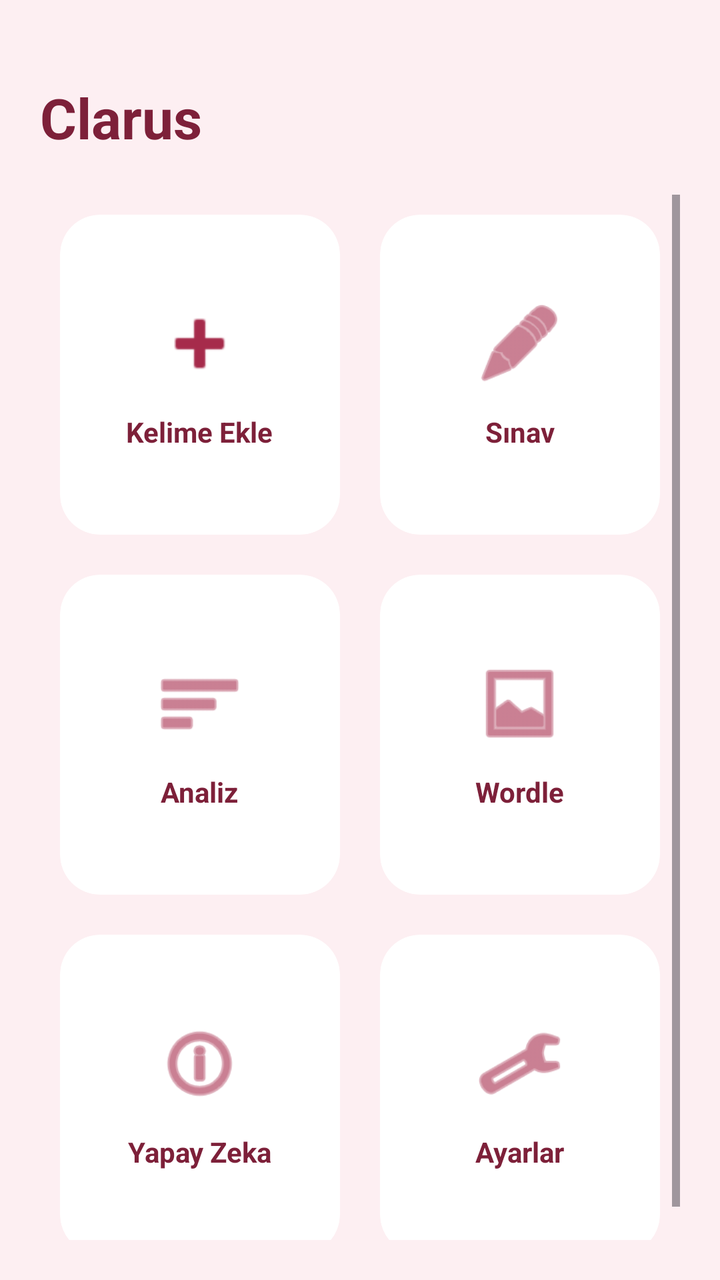
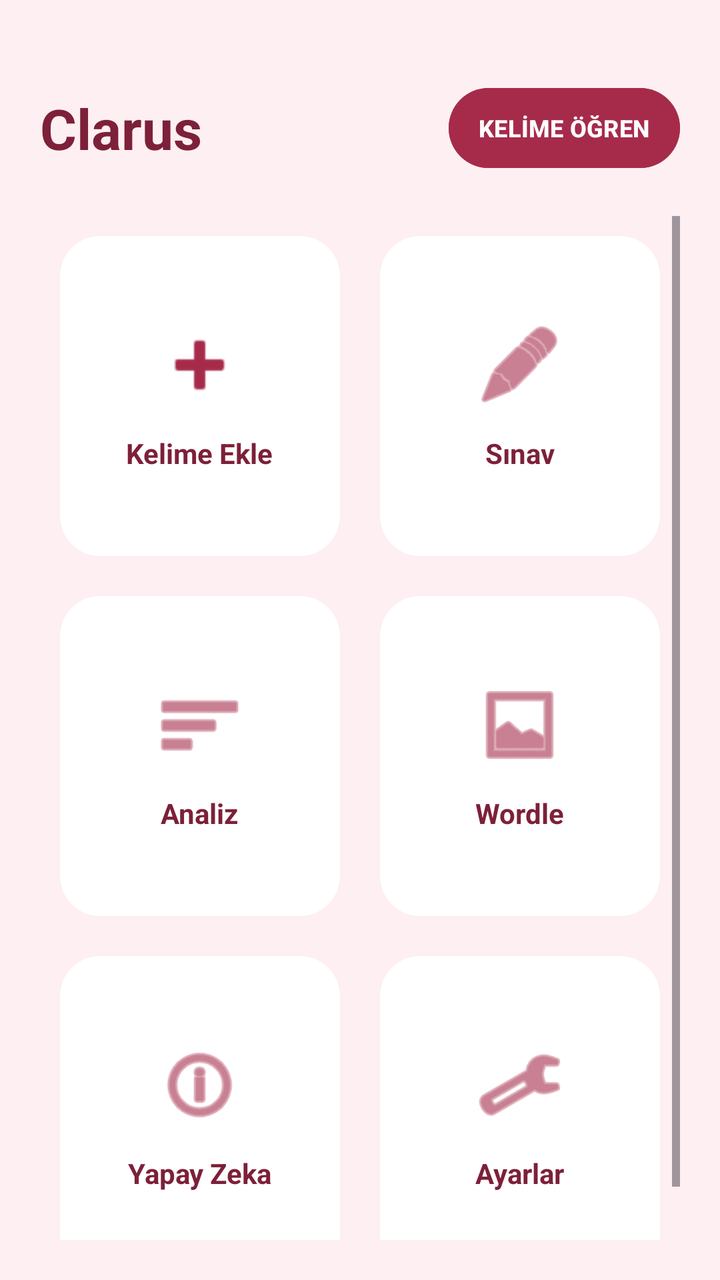

Screens rendered from an Android XML layout before and after an edit, with the pre-edit source and the edit as a unified diff.
<!-- AndroidManifest.xml: application theme Theme.Clarus -->
<!-- res/layout/activity_main.xml -->
<?xml version="1.0" encoding="utf-8"?>
<LinearLayout xmlns:android="http://schemas.android.com/apk/res/android"
    xmlns:app="http://schemas.android.com/apk/res-auto"
    android:layout_width="match_parent"
    android:layout_height="match_parent"
    android:orientation="vertical"
    android:background="#FDEFF2"
    android:padding="20dp">

    <TextView
        android:layout_width="wrap_content"
        android:layout_height="wrap_content"
        android:text="Clarus"
        android:textColor="#7D2039"
        android:textSize="28sp"
        android:textStyle="bold"
        android:layout_marginTop="20dp"
        android:layout_marginBottom="20dp" />

    <ScrollView
        android:layout_width="match_parent"
        android:layout_height="wrap_content">

        <GridLayout
            android:layout_width="match_parent"
            android:layout_height="wrap_content"
            android:columnCount="2"
            android:alignmentMode="alignMargins">

            
            <androidx.cardview.widget.CardView
                android:id="@+id/card_kelime_ekle"
                android:layout_width="0dp"
                android:layout_height="160dp"
                android:layout_columnWeight="1"
                android:layout_margin="10dp"
                app:cardCornerRadius="20dp"
                app:cardElevation="0dp"
                app:cardBackgroundColor="@android:color/white">

                <LinearLayout
                    android:layout_width="match_parent"
                    android:layout_height="match_parent"
                    android:gravity="center"
                    android:orientation="vertical">

                    <ImageView
                        android:layout_width="45dp"
                        android:layout_height="45dp"
                        android:src="@android:drawable/ic_input_add"
                        app:tint="#A62B4B"/>

                    <TextView
                        android:layout_width="wrap_content"
                        android:layout_height="wrap_content"
                        android:text="Kelime Ekle"
                        android:textColor="#7D2039"
                        android:textStyle="bold"
                        android:layout_marginTop="12dp"/>
                </LinearLayout>
            </androidx.cardview.widget.CardView>

            
            <androidx.cardview.widget.CardView
                android:id="@+id/card_sinav"
                android:layout_width="0dp"
                android:layout_height="160dp"
                android:layout_columnWeight="1"
                android:layout_margin="10dp"
                app:cardCornerRadius="20dp"
                app:cardElevation="0dp"
                app:cardBackgroundColor="@android:color/white">

                <LinearLayout
                    android:layout_width="match_parent"
                    android:layout_height="match_parent"
                    android:gravity="center"
                    android:orientation="vertical">

                    <ImageView
                        android:layout_width="45dp"
                        android:layout_height="45dp"
                        android:src="@android:drawable/ic_menu_edit"
                        app:tint="#A62B4B"/>

                    <TextView
                        android:layout_width="wrap_content"
                        android:layout_height="wrap_content"
                        android:text="Sınav"
                        android:textColor="#7D2039"
                        android:textStyle="bold"
                        android:layout_marginTop="12dp"/>
                </LinearLayout>
            </androidx.cardview.widget.CardView>

            
            <androidx.cardview.widget.CardView
                android:id="@+id/card_analiz"
                android:layout_width="0dp"
                android:layout_height="160dp"
                android:layout_columnWeight="1"
                android:layout_margin="10dp"
                app:cardCornerRadius="20dp"
                app:cardElevation="0dp"
                app:cardBackgroundColor="@android:color/white">

                <LinearLayout
                    android:layout_width="match_parent"
                    android:layout_height="match_parent"
                    android:gravity="center"
                    android:orientation="vertical">

                    <ImageView
                        android:layout_width="45dp"
                        android:layout_height="45dp"
                        android:src="@android:drawable/ic_menu_sort_by_size"
                        app:tint="#A62B4B"/>

                    <TextView
                        android:layout_width="wrap_content"
                        android:layout_height="wrap_content"
                        android:text="Analiz"
                        android:textColor="#7D2039"
                        android:textStyle="bold"
                        android:layout_marginTop="12dp"/>
                </LinearLayout>
            </androidx.cardview.widget.CardView>

            
            <androidx.cardview.widget.CardView
                android:id="@+id/card_wordle"
                android:layout_width="0dp"
                android:layout_height="160dp"
                android:layout_columnWeight="1"
                android:layout_margin="10dp"
                app:cardCornerRadius="20dp"
                app:cardElevation="0dp"
                app:cardBackgroundColor="@android:color/white">

                <LinearLayout
                    android:layout_width="match_parent"
                    android:layout_height="match_parent"
                    android:gravity="center"
                    android:orientation="vertical">

                    <ImageView
                        android:layout_width="45dp"
                        android:layout_height="45dp"
                        android:src="@android:drawable/ic_menu_gallery"
                        app:tint="#A62B4B"/>

                    <TextView
                        android:layout_width="wrap_content"
                        android:layout_height="wrap_content"
                        android:text="Wordle"
                        android:textColor="#7D2039"
                        android:textStyle="bold"
                        android:layout_marginTop="12dp"/>
                </LinearLayout>
            </androidx.cardview.widget.CardView>

            
            <androidx.cardview.widget.CardView
                android:id="@+id/card_llm"
                android:layout_width="0dp"
                android:layout_height="160dp"
                android:layout_columnWeight="1"
                android:layout_margin="10dp"
                app:cardCornerRadius="20dp"
                app:cardElevation="0dp"
                app:cardBackgroundColor="@android:color/white">

                <LinearLayout
                    android:layout_width="match_parent"
                    android:layout_height="match_parent"
                    android:gravity="center"
                    android:orientation="vertical">

                    <ImageView
                        android:layout_width="45dp"
                        android:layout_height="45dp"
                        android:src="@android:drawable/ic_menu_info_details"
                        app:tint="#A62B4B"/>

                    <TextView
                        android:layout_width="wrap_content"
                        android:layout_height="wrap_content"
                        android:text="Yapay Zeka"
                        android:textColor="#7D2039"
                        android:textStyle="bold"
                        android:layout_marginTop="12dp"/>
                </LinearLayout>
            </androidx.cardview.widget.CardView>

            
            <androidx.cardview.widget.CardView
                android:id="@+id/card_ayarlar"
                android:layout_width="0dp"
                android:layout_height="160dp"
                android:layout_columnWeight="1"
                android:layout_margin="10dp"
                app:cardCornerRadius="20dp"
                app:cardElevation="0dp"
                app:cardBackgroundColor="@android:color/white">

                <LinearLayout
                    android:layout_width="match_parent"
                    android:layout_height="match_parent"
                    android:gravity="center"
                    android:orientation="vertical">

                    <ImageView
                        android:layout_width="45dp"
                        android:layout_height="45dp"
                        android:src="@android:drawable/ic_menu_preferences"
                        app:tint="#A62B4B"/>

                    <TextView
                        android:layout_width="wrap_content"
                        android:layout_height="wrap_content"
                        android:text="Ayarlar"
                        android:textColor="#7D2039"
                        android:textStyle="bold"
                        android:layout_marginTop="12dp"/>
                </LinearLayout>
            </androidx.cardview.widget.CardView>

        </GridLayout>
    </ScrollView>
</LinearLayout>
<!-- resources referenced by this layout -->
<resources>
  <style name="Theme.Clarus" parent="Base.Theme.Clarus" />
  <style name="Base.Theme.Clarus" parent="Theme.Material3.DayNight.NoActionBar">
          <item name="colorPrimary">@color/visne_detay</item>
          <item name="android:statusBarColor">@color/arka_plan_pudra</item>
      </style>
  <color name="visne_detay">#A62B4B</color>
  <color name="arka_plan_pudra">#FDEFF2</color>
</resources>

<!-- the commit's change to res/layout/activity_main.xml (unified diff, before → after) -->
@@ -7,15 +7,36 @@
     android:background="#FDEFF2"
     android:padding="20dp">
 
-    <TextView
-        android:layout_width="wrap_content"
+    
+    <LinearLayout
+        android:layout_width="match_parent"
         android:layout_height="wrap_content"
-        android:text="Clarus"
-        android:textColor="#7D2039"
-        android:textSize="28sp"
-        android:textStyle="bold"
+        android:orientation="horizontal"
+        android:gravity="center_vertical"
         android:layout_marginTop="20dp"
-        android:layout_marginBottom="20dp" />
+        android:layout_marginBottom="20dp">
+
+        <TextView
+            android:layout_width="0dp"
+            android:layout_height="wrap_content"
+            android:layout_weight="1"
+            android:text="Clarus"
+            android:textColor="#7D2039"
+            android:textSize="28sp"
+            android:textStyle="bold" />
+
+        <Button
+            android:id="@+id/btnKelimeOgrenMain"
+            android:layout_width="wrap_content"
+            android:layout_height="wrap_content"
+            android:text="KELİME ÖĞREN"
+            android:backgroundTint="#A62B4B"
+            android:textColor="#FFFFFF"
+            android:textSize="12sp"
+            android:textStyle="bold"
+            android:paddingLeft="15dp"
+            android:paddingRight="15dp" />
+    </LinearLayout>
 
     <ScrollView
         android:layout_width="match_parent"
